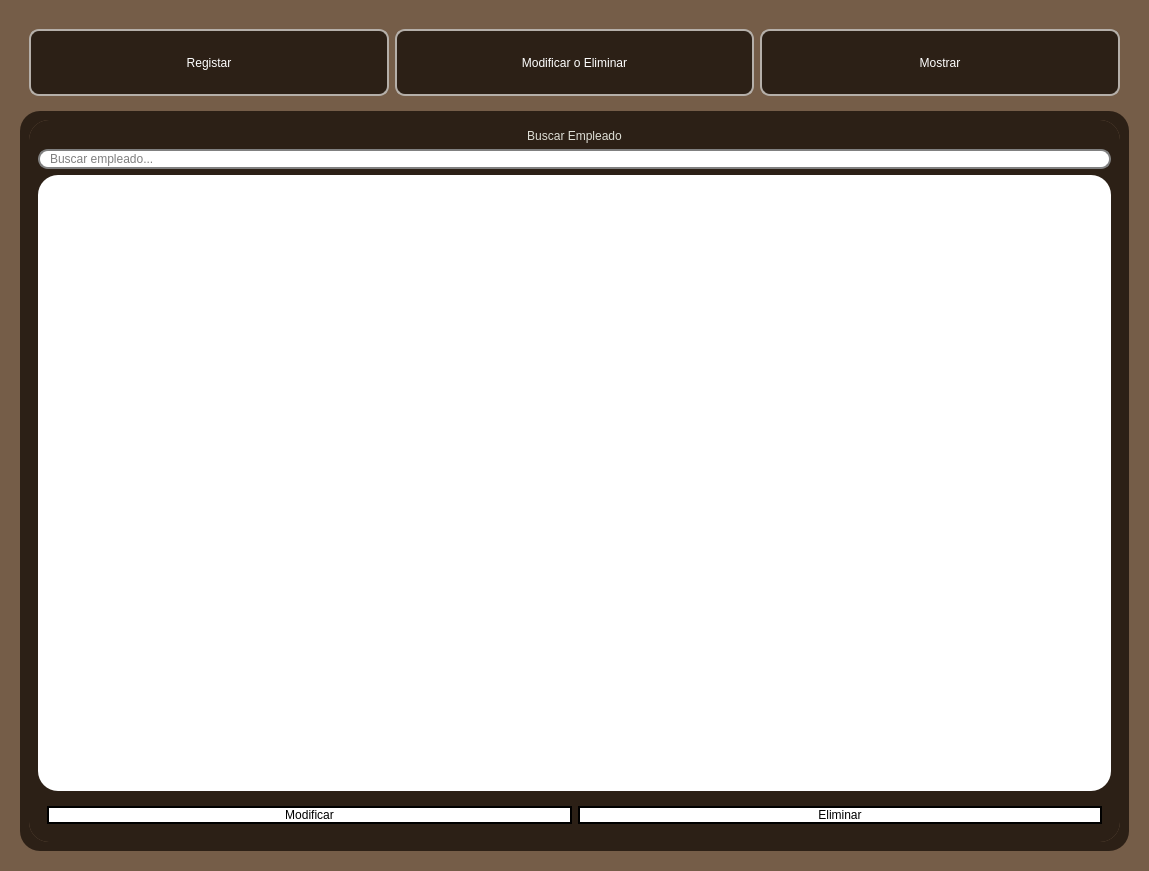
This is ui/empleados.ui in n1enkew/Sistema-de-Empleados as Qt 5 draws it before an edit. The edited form follows.
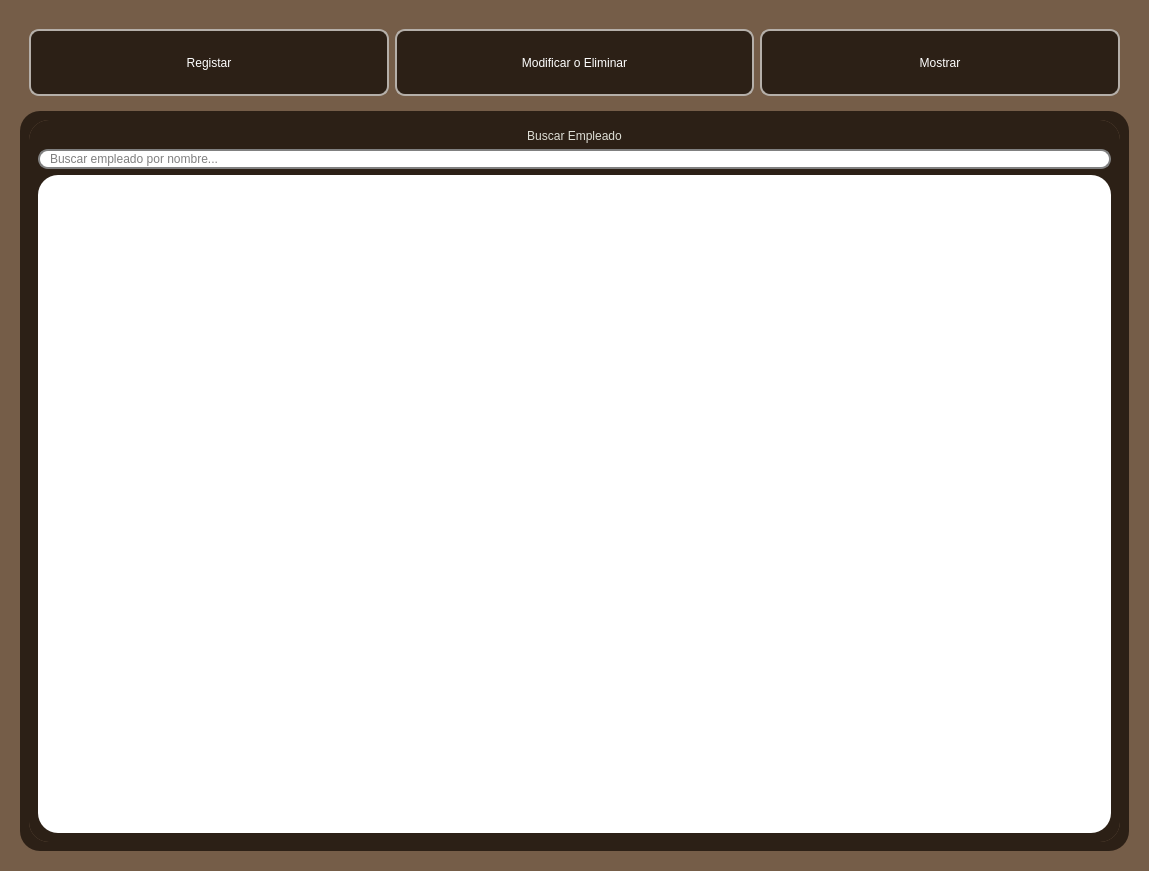
This is the edited form. The open tabs and pages were chosen to show the change.

Patch:
```diff
--- a/ui/empleados.ui
+++ b/ui/empleados.ui
@@ -1941,10 +1941,12 @@
 }
 
 QLineEdit {
+	color: black;
     border: 2px solid gray;
     border-radius: 10px;
     padding: 0 8px;
     background: white;
+	placeholder-text-color: #767e89;
 }
 
 QLineEdit {
@@ -1999,90 +2001,13 @@
              <item>
               <widget class="QLineEdit" name="lineEdit_3">
                <property name="placeholderText">
-                <string>Buscar empleado...</string>
+                <string>Buscar empleado por nombre...</string>
                </property>
               </widget>
              </item>
              <item>
               <widget class="QTableView" name="tabla_empleados"/>
              </item>
-             <item>
-              <widget class="QFrame" name="frame_4">
-               <property name="sizePolicy">
-                <sizepolicy hsizetype="Expanding" vsizetype="Fixed">
-                 <horstretch>0</horstretch>
-                 <verstretch>0</verstretch>
-                </sizepolicy>
-               </property>
-               <property name="styleSheet">
-                <string notr="true">QPushButton{
-    border: 2px solid black;
-    border-radius: 10px;
-    padding: 0 8px;
-    background: white;
-font: 400 12pt &quot;Lexend&quot;;
-color: black;
-}
-
-QPushButton:hover{
-background-color: qlineargradient(spread:pad, x1:0, y1:0, x2:1, y2:0, stop:0 rgba(44, 32, 22, 255), stop:1 rgba(181, 175, 169, 255));
-
-}
-
-QPushButton:pressed {
-    background-color: rgb(117, 93, 72); /* El color que quieras al hacer clic */
-    border: 2px solid rgb(44, 32, 22);   /* Opcional: cambiar el borde también */
-}
-</string>
-               </property>
-               <property name="frameShape">
-                <enum>QFrame::StyledPanel</enum>
-               </property>
-               <property name="frameShadow">
-                <enum>QFrame::Raised</enum>
-               </property>
-               <layout class="QHBoxLayout" name="horizontalLayout_4">
-                <item>
-                 <widget class="QPushButton" name="btn_modificar">
-                  <property name="sizePolicy">
-                   <sizepolicy hsizetype="Expanding" vsizetype="Fixed">
-                    <horstretch>0</horstretch>
-                    <verstretch>0</verstretch>
-                   </sizepolicy>
-                  </property>
-                  <property name="maximumSize">
-                   <size>
-                    <width>16777215</width>
-                    <height>16777215</height>
-                   </size>
-                  </property>
-                  <property name="text">
-                   <string>Modificar</string>
-                  </property>
-                 </widget>
-                </item>
-                <item>
-                 <widget class="QPushButton" name="btn_eliminar">
-                  <property name="sizePolicy">
-                   <sizepolicy hsizetype="Expanding" vsizetype="Expanding">
-                    <horstretch>0</horstretch>
-                    <verstretch>0</verstretch>
-                   </sizepolicy>
-                  </property>
-                  <property name="maximumSize">
-                   <size>
-                    <width>16777215</width>
-                    <height>16777215</height>
-                   </size>
-                  </property>
-                  <property name="text">
-                   <string>Eliminar</string>
-                  </property>
-                 </widget>
-                </item>
-               </layout>
-              </widget>
-             </item>
             </layout>
            </widget>
           </widget>
```
Left out of the diff: 4 changed lines with no effect on the pictures.
